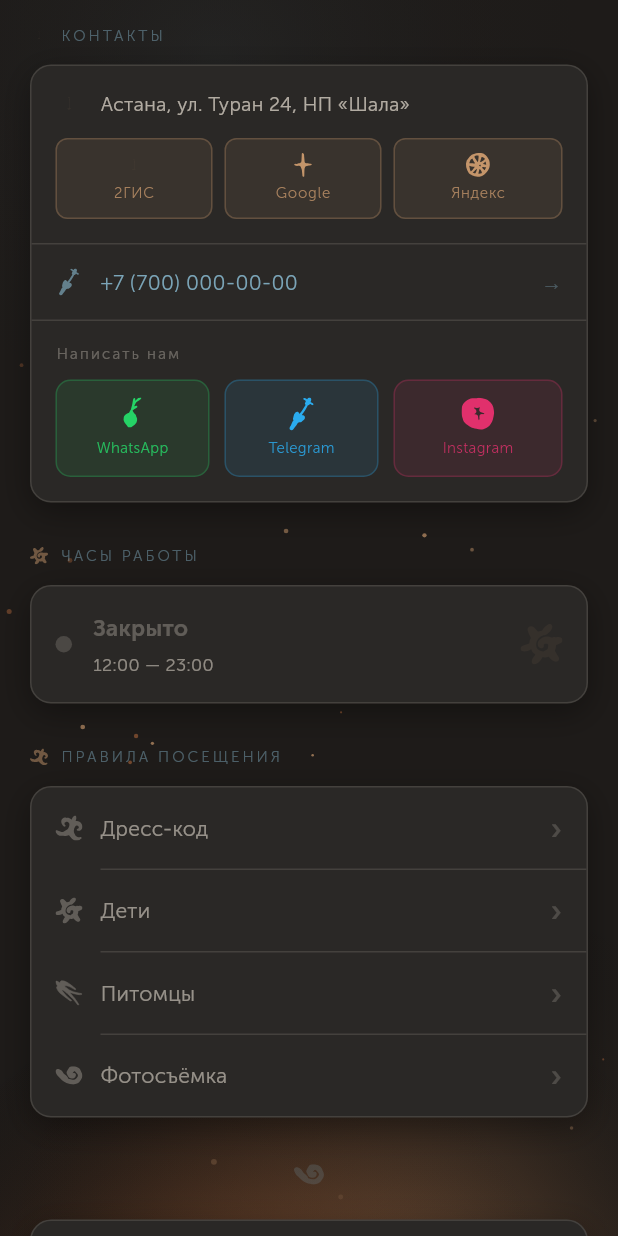
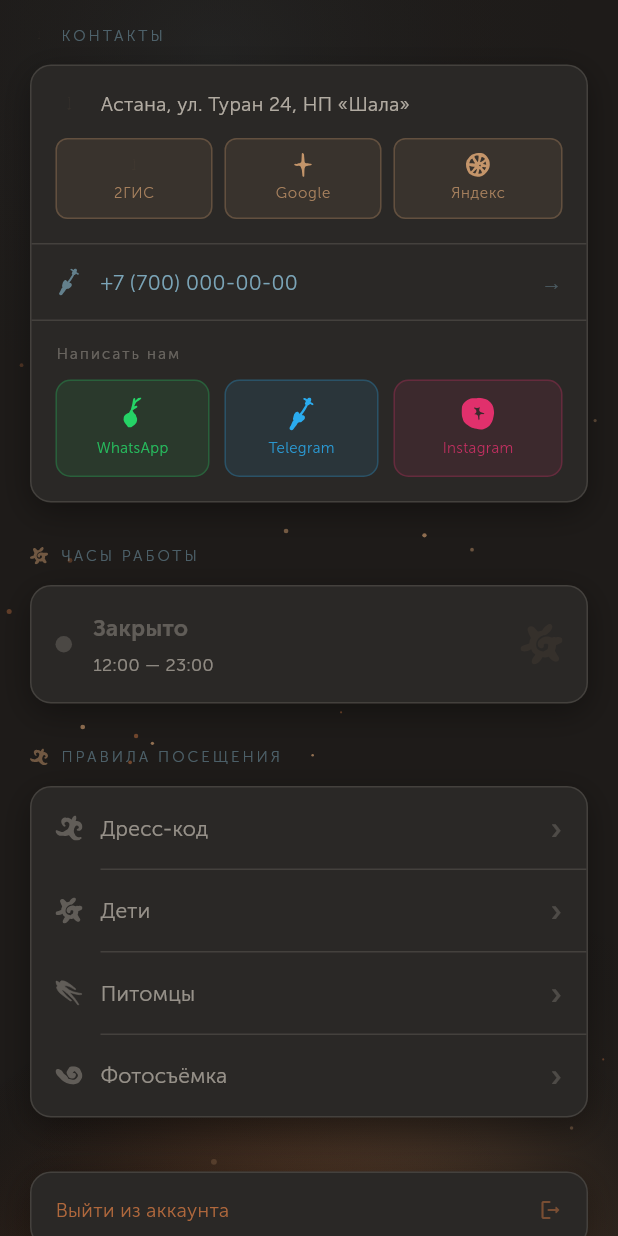
Before and after one commit to PannoApp/Panno, a Flutter app: the ProfileScreen screen opened directly, scrolled down 576 dp, on a phone screen of 412 x 824 dp. Run offline on Flutter 3.47's test engine with Material 3 defaults, Android fonts, the phone set to English and light mode, and no system bars; drawn by our look-alikes of flutter_animate; our stand-ins replace cached_network_image, dio, firebase_core, firebase_messaging, flutter_secure_storage, flutter_svg and 3 more; accounts and stored records are empty; generated files the repository leaves out were written again; network calls fail.

Commit message:
fix: OTP length, decimal parsing, logout button, back nav, tenge symbol

```diff
--- a/lib/data/models/json_utils.dart
+++ b/lib/data/models/json_utils.dart
@@ -4,7 +4,10 @@
   }
   if (value is int) return value;
   if (value is double) return value.round();
-  if (value is String) return int.parse(value.trim());
+  if (value is String) {
+    final s = value.trim();
+    return s.contains('.') ? double.parse(s).round() : int.parse(s);
+  }
   throw FormatException('Cannot parse int for $field from $value');
 }
 
--- a/lib/screens/event_detail_screen.dart
+++ b/lib/screens/event_detail_screen.dart
@@ -25,7 +25,8 @@
     if (event.priceFrom == null) {
       return 'Стоимость уточняется при записи';
     }
-    return 'Вход: от ${event.priceFrom} ₽ (не онлайн-оплата)';
+    final formatted = '${event.priceFrom}'.replaceAllMapped(RegExp(r'(\d)(?=(\d{3})+$)'), (m) => '${m[1]} ');
+    return 'Вход: от $formatted ₸';
   }
 
   @override
--- a/lib/screens/events_screen.dart
+++ b/lib/screens/events_screen.dart
@@ -793,7 +793,9 @@
 
   String _subtitle() {
     final fmt = event.formatLabelRu.toLowerCase();
-    final price = event.priceFrom != null ? ' · от ${event.priceFrom} ₽' : '';
+    final price = event.priceFrom != null
+        ? ' · от ${'${event.priceFrom}'.replaceAllMapped(RegExp(r'(\d)(?=(\d{3})+$)'), (m) => '${m[1]} ')} ₸'
+        : '';
     return '$fmt$price';
   }
 
--- a/lib/screens/menu_screen.dart
+++ b/lib/screens/menu_screen.dart
@@ -849,7 +849,7 @@
                               ),
                           const Spacer(),
                           Text(
-                            '${dish.price} ₸',
+                            '${dish.price.toString().replaceAllMapped(RegExp(r'(\d)(?=(\d{3})+$)'), (m) => '${m[1]} ')} ₸',
                             style: PiligrimTextStyles.button.copyWith(
                               color: PiligrimColors.steppe,
                               fontSize: 14,
@@ -965,7 +965,7 @@
                       ),
                       const SizedBox(width: 8),
                       DishInfoChip(
-                        label: '${dish.price} ₸',
+                        label: '${dish.price.toString().replaceAllMapped(RegExp(r'(\d)(?=(\d{3})+$)'), (m) => '${m[1]} ')} ₸',
                         icon: 'assets/images/zerno.svg',
                         accent: true,
                       ),
--- a/lib/screens/phone_entry_screen.dart
+++ b/lib/screens/phone_entry_screen.dart
@@ -194,7 +194,7 @@
                       TextFormField(
                         controller: _codeCtrl,
                         keyboardType: TextInputType.number,
-                        maxLength: 6,
+                        maxLength: 4,
                         inputFormatters: [
                           FilteringTextInputFormatter.digitsOnly,
                         ],
@@ -203,7 +203,7 @@
                           fontSize: 16,
                           letterSpacing: 4,
                         ),
-                        decoration: _fieldDecoration('000000'),
+                        decoration: _fieldDecoration('0000'),
                       ),
                     ],
                     const Spacer(),
--- a/lib/screens/profile_screen.dart
+++ b/lib/screens/profile_screen.dart
@@ -120,6 +120,17 @@
                     const SizedBox(height: 12),
                     _RulesCard(),
                     const SizedBox(height: 28),
+
+                    // Выход из аккаунта
+                        if (auth.isLoggedIn) ...[
+                          const SizedBox(height: 8),
+                          _LogoutButton(
+                            onTap: () async {
+                              await context.read<AuthProvider>().logout();
+                            },
+                          ),
+                          const SizedBox(height: 28),
+                        ],
 
                     // Юридическое + версия
                         _LegalFooter(onLaunch: _launch),
@@ -1128,6 +1139,40 @@
   }
 }
 
+class _LogoutButton extends StatelessWidget {
+  const _LogoutButton({required this.onTap});
+  final VoidCallback onTap;
+
+  @override
+  Widget build(BuildContext context) {
+    return _BrandCard(
+      child: PiligrimTap(
+        onTap: onTap,
+        child: Padding(
+          padding: const EdgeInsets.symmetric(horizontal: 16, vertical: 14),
+          child: Row(
+            children: [
+              Text(
+                'Выйти из аккаунта',
+                style: PiligrimTextStyles.body.copyWith(
+                  fontSize: 13,
+                  color: PiligrimColors.ember.withValues(alpha: 0.85),
+                ),
+              ),
+              const Spacer(),
+              Icon(
+                Icons.logout_rounded,
+                size: 16,
+                color: PiligrimColors.ember.withValues(alpha: 0.5),
+              ),
+            ],
+          ),
+        ),
+      ),
+    );
+  }
+}
+
 // Строка с юридической ссылкой (соглашение, политика, обратная связь)
 class _LegalRow extends StatelessWidget {
   const _LegalRow({
```
Also changed, not shown: lib/screens/booking_screen.dart (+11 -0 lines), 4 other files.
